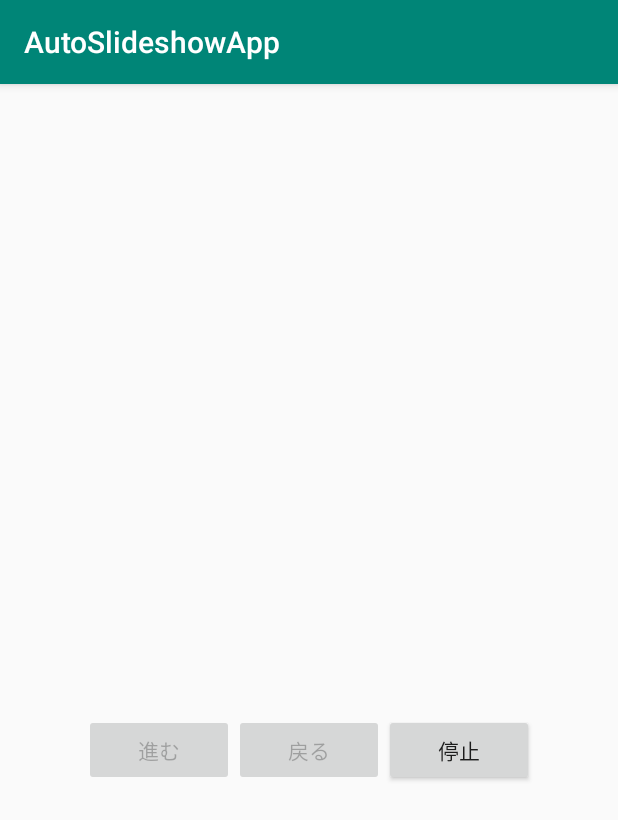
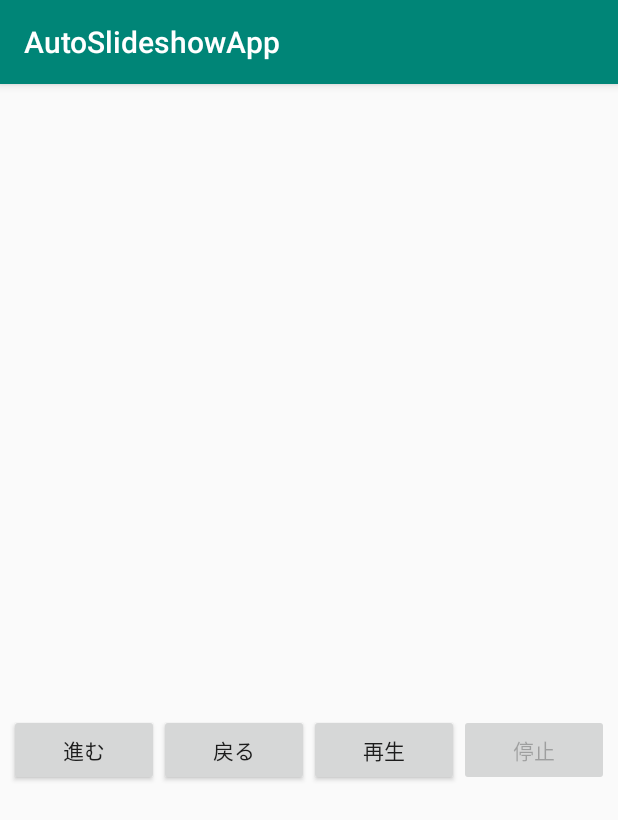
Before and after one commit to konishikouhei72/AutoSlideshowApp, an Android app: the screen it shows after launch (MainActivity), after a tap on "停止", on a phone screen of 412 x 824 dp. Shown: the top 820 px of the screen. Run offline under Robolectric (Android 15) with nearby library versions, the phone set to English and light mode, and no system bars; libraries missing offline, so code that uses them is left out: jp.techacademy.kouhei; 3 other taps on this screen came first.

Commit message:
スライドショーアプリ初回コミット(初回提出)

```diff
--- a/app/src/main/java/jp/techacademy/kouhei/konishi/autoslideshowapp/MainActivity.kt
+++ b/app/src/main/java/jp/techacademy/kouhei/konishi/autoslideshowapp/MainActivity.kt
@@ -29,6 +29,8 @@ class MainActivity : AppCompatActivity(), View.OnClickListener  {
         button1.setOnClickListener(this)
         button2.setOnClickListener(this)
         button3.setOnClickListener(this)
+        button4.setOnClickListener(this)
+        button4.isEnabled = false
         // Android 6.0以降の場合
         if (Build.VERSION.SDK_INT >= Build.VERSION_CODES.M) {
             // パーミッションの許可状態を確認する
@@ -79,7 +81,7 @@ class MainActivity : AppCompatActivity(), View.OnClickListener  {
 
     override fun onClick(v: View) {
         if (v.id == R.id.button1) {
-            Log.d("ANDROID", "ボタン１" )
+            Log.d("ANDROID", "ボタン１押下" )
             if (cursor!!.moveToNext()) {
                 // indexからIDを取得し、そのIDから画像のURIを取得する
                 val fieldIndex = cursor.getColumnIndex(MediaStore.Images.Media._ID)
@@ -102,7 +104,7 @@ class MainActivity : AppCompatActivity(), View.OnClickListener  {
                 }
             }
         } else if (v.id == R.id.button2) {
-            Log.d("ANDROID", "ボタン２" )
+            Log.d("ANDROID", "ボタン２押下" )
             if (cursor!!.moveToPrevious()) {
                 // indexからIDを取得し、そのIDから画像のURIを取得する
                 val fieldIndex = cursor.getColumnIndex(MediaStore.Images.Media._ID)
@@ -125,24 +127,11 @@ class MainActivity : AppCompatActivity(), View.OnClickListener  {
                 }
             }
         } else if (v.id == R.id.button3) {
-            /*
-            button3.setOnClickListener(){
-                if (num != 0) {
-                    button1.isEnabled = true
-                    button2.isEnabled = true
-                    button3.text = "再生"
-                    mTimer!!.cancel()
-                    mTimerSec = 0.0
-                }
-            }
-
-            */
-
             button1.isEnabled = false
             button2.isEnabled = false
-            button3.text = "停止"
+            button3.isEnabled = false
+            button4.isEnabled = true
             Log.d("ANDROID", "ボタン３押下" )
-            //if(cursor!!.moveToFirst()) {
             // タイマーの作成
             mTimer = Timer()
             // タイマーの始動
@@ -174,11 +163,16 @@ class MainActivity : AppCompatActivity(), View.OnClickListener  {
                         }
                     }
                 }
+            }, 100, 2000)
+        } else if (v.id == R.id.button4) {
+            Log.d("ANDROID", "ボタン４押下" )
+            button1.isEnabled = true
+            button2.isEnabled = true
+            button3.isEnabled = true
+            button4.isEnabled = false
 
-            }, 100, 2000)
-            Log.d("ANDROID", "最後の画像にきたのでループ終了" )
-
+            mTimer!!.cancel()
+            mTimer = null
         }
-
     }
 }
--- a/app/src/main/res/layout/activity_main.xml
+++ b/app/src/main/res/layout/activity_main.xml
@@ -36,6 +36,12 @@
             android:layout_height="wrap_content"
             android:text="再生"
             android:id="@+id/button3"/>
+
+        <Button
+            android:layout_width="100dp"
+            android:layout_height="wrap_content"
+            android:text="停止"
+            android:id="@+id/button4"/>
     </LinearLayout>
 
 </LinearLayout>
```
